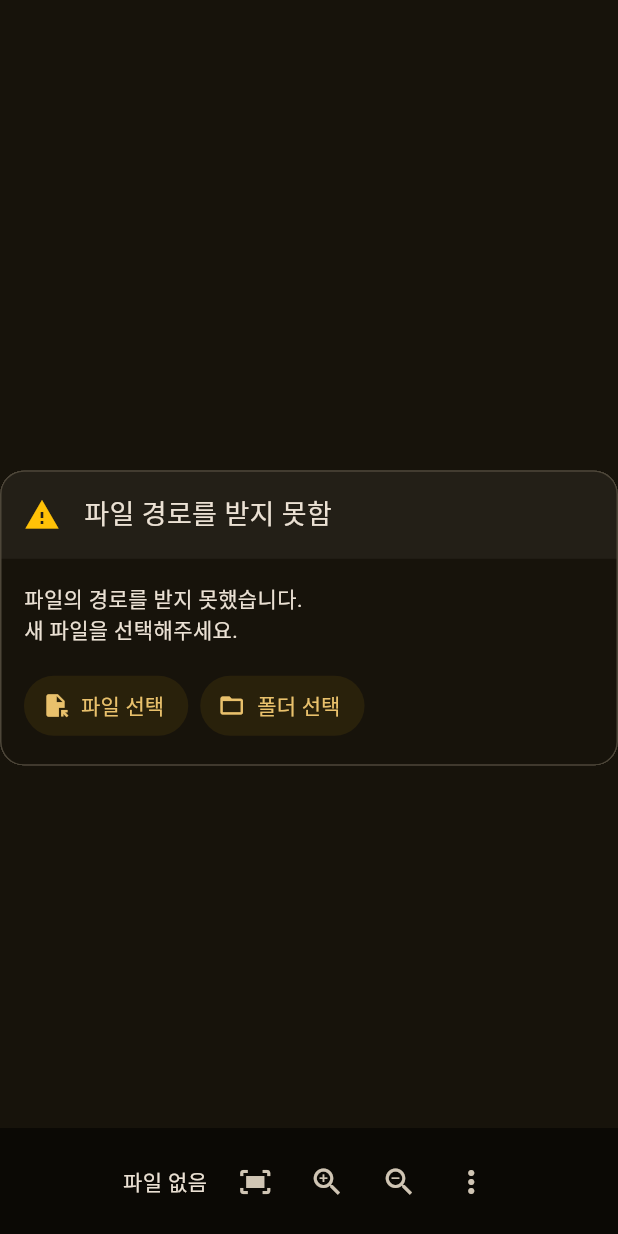
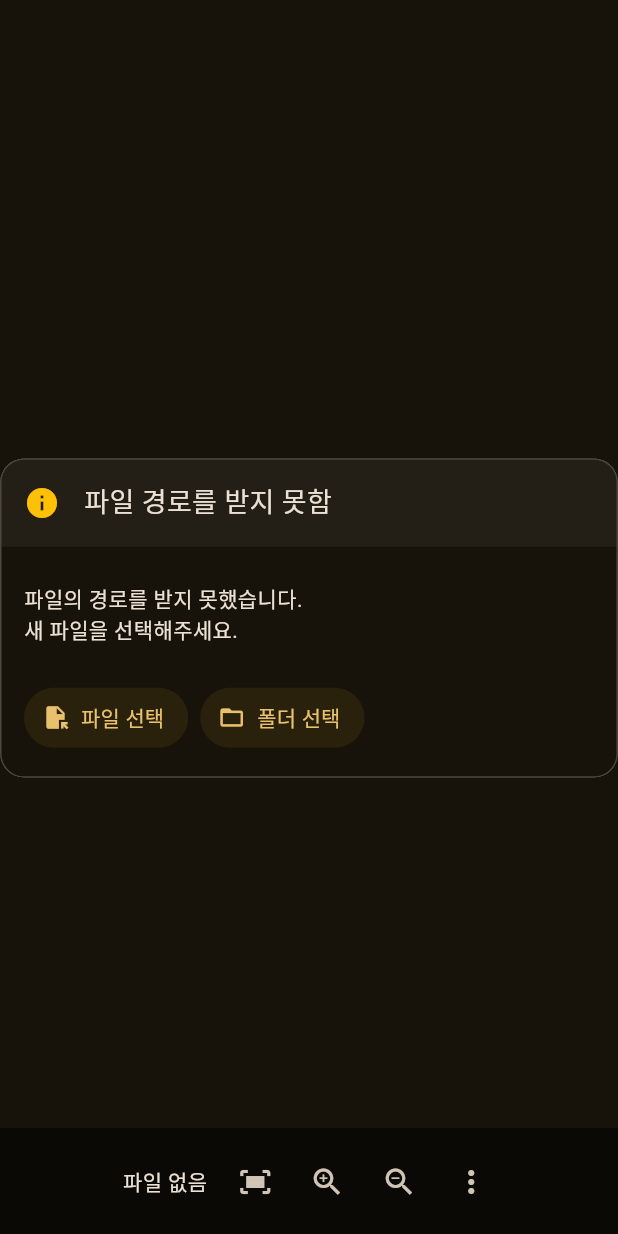
Before and after one commit to lucusowl/image_viewer, a Flutter app: the screen it shows after launch, on a phone screen of 412 x 824 dp. Run offline on Flutter 3.47's test engine with Material 3 defaults, Android fonts, the phone set to English and light mode, and no system bars; missing offline and left inert: file_selector.

Commit message:
feat: 목록에서 파일 제거 기능 추가
- 추가; 목록에서 파일제거 기능
- 추가; 팝업모달 위젯: `DialogTile`
- 수정; 빈 폴더를 불러온 후, 에러 표시
- 수정; 에러타일 버튼 Actions와 연동
- 수정; enum형 간소화, switch문 간소화

```diff
--- /dev/null
+++ b/lib/dialog_tile.dart
@@ -0,0 +1,122 @@
+import 'package:flutter/material.dart';
+
+enum DialogType {normal, confirmPopup}
+
+class DialogTile extends StatelessWidget {
+  final DialogType type;
+  final IconData titleIcon;
+  final String titleText;
+  final String bodyText;
+  final List<Widget> bottomActionWidgets;
+
+  const DialogTile({
+    super.key,
+    this.type = .normal,
+    this.titleIcon = Icons.info,
+    this.titleText = "알림",
+    this.bodyText = "팝업이 열렸습니다.",
+    this.bottomActionWidgets = const []});
+
+  @override
+  Widget build(BuildContext context) {
+    return Material(
+      // 배경색
+      color: Theme.of(context).colorScheme.surface,
+      // 레이어 테두리
+      shape: RoundedRectangleBorder(
+        borderRadius: .circular(16.0),
+        side: BorderSide(color: Theme.of(context).colorScheme.outlineVariant),),
+      clipBehavior: .hardEdge,
+      child: Column(
+        mainAxisSize: .min,
+        children: [
+          /// #1 상단 영역
+          Container(
+            padding: const .all(16.0),
+            decoration: BoxDecoration(
+              color: Theme.of(context).colorScheme.surfaceContainer,),
+            child: Row(
+              spacing: 16.0,
+              children: [
+                Icon(titleIcon, size: 24.0, color: Colors.amber,),
+                Expanded(child: Tooltip(
+                  message: titleText,
+                  waitDuration: const Duration(milliseconds: 700),
+                  child: Text(
+                    titleText,
+                    style: const TextStyle(fontSize: 18.0),
+                    overflow: .ellipsis,
+                    maxLines: 1,),),),],),),
+
+          /// #2-1 상세 내용 영역
+          Flexible(child: SingleChildScrollView(
+            padding: const .symmetric(horizontal: 16.0, vertical: 24.0),
+            child: Container(
+              width: double.infinity,
+              alignment: .topLeft,
+              child: Text(bodyText),),),),
+
+          /// #2-2 하단 영역
+          switch (type) {
+            /// [.confirmPopup]: 확인|취소 버튼
+            /// 확인 클릭시 true를 반환
+            .confirmPopup => Padding(
+                padding: const .fromLTRB(16.0, 0.0, 16.0, 16.0),
+                child: Row(
+                  spacing: 8.0,
+                  children: bottomActionWidgets,),),
+
+            /// [.normal]
+            /// 이외 위젯목록이 있는 경우: 일반 스크롤 영역
+            /// 전달받은 행동처리 위젯을 스크롤로 빌드
+            _ when bottomActionWidgets.isNotEmpty =>
+              Container(
+              alignment: .centerLeft,
+              child: SingleChildScrollView(
+                padding: const .fromLTRB(16.0, 0.0, 16.0, 16.0),
+                scrollDirection: .horizontal,
+                child: Row(
+                  spacing: 8.0,
+                  children: bottomActionWidgets),),),
+
+            /// [.normal]
+            /// 이외 위젯 목록이 없는 경우: 빈 영역
+            _ => const SizedBox.shrink(),
+          }
+        ],),);
+  }
+}
+
+/// 선택(확인 또는 취소) 팝업 모달을 열고 확인여부를 반환
+/// - [icon]: 모달 상단과 확인 버튼 아이콘
+/// - [title]: 모달 상단 제목 문구
+/// - [body]: 모달 중앙 상세 설면 문구
+/// - [confirmButtonLabel]: (선택) 확인 버튼 표시문자, 기본값: "확인"
+Future<bool> openConfirmModal(
+  BuildContext buildContext,
+  IconData icon,
+  String title,
+  String body,
+  [String confirmButtonLabel = "확인"]
+) async {
+  final isDeleted = await showDialog(
+    context: buildContext,
+    builder:(BuildContext context) => Dialog(
+      constraints: const BoxConstraints(maxWidth: 360.0),
+      child: DialogTile(
+        type: DialogType.confirmPopup,
+        titleText: title,
+        titleIcon: icon,
+        bodyText: body,
+        bottomActionWidgets: [
+          Expanded(child: TextButton.icon(
+            onPressed: () {Navigator.of(context).pop(true);},
+            icon: Icon(icon),
+            label: Text(confirmButtonLabel),
+            autofocus: true,),),
+          Expanded(child: TextButton.icon(
+            onPressed: () {Navigator.of(context).pop();},
+            icon: const Icon(Icons.cancel),
+            label: const Text("취소"),),),],),),);
+  return (true == isDeleted);
+}
--- a/lib/error_tile.dart
+++ b/lib/error_tile.dart
@@ -1,5 +1,6 @@
 import 'package:flutter/material.dart';
-import 'package:image_viewer/model.dart';
+import 'package:image_viewer/dialog_tile.dart';
+import 'package:image_viewer/shortcut.dart';
 
 /// 에러 코드
 /// - `noPath` : 경로 없음
@@ -40,7 +41,7 @@ class ErrorTile extends StatelessWidget {
   Widget build(BuildContext context) {
     String headText;
     String descriptionText = '';
-    ErrorHandleOption errorHandleOption = ErrorHandleOption.none;
+    ErrorHandleOption errorHandleOption = .none;
 
     switch (errorCode) {
       case ErrorCode.noPath:
@@ -49,7 +50,7 @@ class ErrorTile extends StatelessWidget {
         descriptionText = (errorMessage != null)
         ? "$errorMessage\n새 파일을 선택해주세요."
         : "파일의 경로를 받지 못했습니다.\n새 파일을 선택해주세요.";
-        errorHandleOption = ErrorHandleOption.newFile;
+        errorHandleOption = .newFile;
         break;
       case ErrorCode.noFile:
         /// 요청한 파일이 없음
@@ -57,7 +58,7 @@ class ErrorTile extends StatelessWidget {
         descriptionText = (errorMessage != null)
         ? "$errorMessage\n새 파일을 선택해주세요."
         : "지정한 파일이 존재하지 않습니다.\n새 파일을 선택해주세요.";
-        errorHandleOption = ErrorHandleOption.newFile;
+        errorHandleOption = .newFile;
         break;
       case ErrorCode.notImage:
         /// 요청한 파일이 이미지가 아님
@@ -65,7 +66,7 @@ class ErrorTile extends StatelessWidget {
         descriptionText = (errorMessage != null)
         ? "$errorMessage\n새 파일을 선택해주세요."
         : "지정한 파일이 이미지 형식의 파일이 아닙니다.\n이미지 형식인 새 파일을 선택해주세요.";
-        errorHandleOption = ErrorHandleOption.newFile;
+        errorHandleOption = .newFile;
         break;
       case ErrorCode.errorLoadImage:
         /// 요청한 이미지를 띄우는 도중 문제 발생
@@ -73,7 +74,7 @@ class ErrorTile extends StatelessWidget {
         descriptionText = (errorMessage != null)
         ? "$errorMessage\n새 파일을 선택해주세요."
         : "이미지를 띄우는 도중에 알 수 없는 원인으로 문제가 발생했습니다.\n새 파일을 선택해주세요.";
-        errorHandleOption = ErrorHandleOption.newFile;
+        errorHandleOption = .newFile;
         break;
       case ErrorCode.errorLoadFiles:
         /// 파일 목록을 불러오는 도중 문제 발생
@@ -81,7 +82,7 @@ class ErrorTile extends StatelessWidget {
         descriptionText = (errorMessage != null)
         ? "$errorMessage\n새 파일을 선택해주세요."
         : "갱신요청된 파일과 관련된 목록을 불러오는 도중 문제가 발생했습니다.\n새 파일을 선택해주세요.";
-        errorHandleOption = ErrorHandleOption.newFile;
+        errorHandleOption = .newFile;
         break;
 
       default:
@@ -90,32 +91,30 @@ class ErrorTile extends StatelessWidget {
         descriptionText = (errorMessage != null)
         ? "$errorMessage\n앱을 재시작 해주세요."
         : "예상치 못한 에러가 발생했습니다.\n앱을 재시작 해주세요.";
-        errorHandleOption = ErrorHandleOption.appRefresh;
+        errorHandleOption = .appRefresh;
     }
 
-    Widget? errorHandleWidget;
-    switch (errorHandleOption) {
-      case ErrorHandleOption.newFile:
-        errorHandleWidget = Row(
-          spacing: 8.0,
-          children: [
+    List<Widget> errorHandleWidget = switch (errorHandleOption) {
+      // 새 파일 선택 처리
+      .newFile => [
         TextButton.icon(
-              onPressed: FileModelProvider.of(context).model.pickFile,
+          onPressed: Actions.handler<OpenNewFileIntent>(context, OpenNewFileIntent()),
           icon: const Icon(Icons.file_open),
           label: const Text("파일 선택")
         ),
         TextButton.icon(
-              onPressed: FileModelProvider.of(context).model.pickDirectory,
+          onPressed: Actions.handler<OpenNewDirectoryIntent>(context, OpenNewDirectoryIntent()),
           icon: const Icon(Icons.folder_open),
           label: const Text("폴더 선택")
         ),
       ],
-        );
-        break;
-      // TODO: 앱 재시작 기능
-      default:
-        errorHandleWidget = null;
-    }
+
+      // TODO: 앱 재시작 처리
+      .appRefresh => [],
+
+      // 그 이외 에러처리 = Action없음
+      _ => [],
+    };
 
     return Center(
       child: Container(
@@ -124,67 +123,10 @@ class ErrorTile extends StatelessWidget {
         // - 상하 마진 제한 -> 내부 스크롤 동작
         constraints: const BoxConstraints(maxWidth: 480.0),
         margin: const .symmetric(vertical: 64.0),
-        child: Material(
-          // 배경색
-          color: Theme.of(context).colorScheme.surface,
-          // 레이어 테두리
-          shape: RoundedRectangleBorder(
-            borderRadius: .circular(16.0),
-            side: BorderSide(color: Theme.of(context).colorScheme.outlineVariant),
-          ),
-          clipBehavior: .hardEdge,
-          child: Column(
-            mainAxisSize: .min,
-            children: [
-              /// #1 제목 영역
-              Container(
-                padding: const .all(16.0),
-                decoration: BoxDecoration(
-                  color: Theme.of(context).colorScheme.surfaceContainer,
-                ),
-                child: Row(
-                  spacing: 16.0,
-                  children: [
-                    const Icon(Icons.warning, size: 24.0, color: Colors.amber,),
-                    Expanded(child: Tooltip(
-                      message: headText,
-                      waitDuration: const Duration(milliseconds: 700),
-                      child: Text(
-                        headText,
-                        style: const TextStyle(fontSize: 18.0),
-                        overflow: .ellipsis,
-                        maxLines: 1,
-                      ),
-                    )),
-                  ],
-                ),
-              ),
-
-              /// #2-1 상세 내용 영역
-              Flexible(
-                child: SingleChildScrollView(
-                  padding: const .all(16.0),
-                  child: Container(
-                    width: double.infinity,
-                    alignment: .topLeft,
-                    child: Text(descriptionText),
-                  )
-                ),
-              ),
-
-              /// #2-2 행동 영역
-              if (errorHandleWidget != null) Container(
-                  alignment: .topLeft,
-                  child: SingleChildScrollView(
-                    padding: .fromLTRB(16.0, 0.0, 16.0, 16.0),
-                    scrollDirection: .horizontal,
-                    child: errorHandleWidget
-                  )
-                ),
-            ],
-          ),
-        ),
-      ),
-    );
+        child: DialogTile(
+          type: .normal,
+          titleText: headText,
+          bodyText: descriptionText,
+          bottomActionWidgets: errorHandleWidget,),),);
   }
 }
--- a/lib/shortcut.dart
+++ b/lib/shortcut.dart
@@ -1,5 +1,6 @@
 import 'package:flutter/material.dart';
 import 'package:flutter/services.dart';
+import 'package:image_viewer/dialog_tile.dart';
 import 'package:image_viewer/model.dart';
 
 /// Actions & Intents 정의 영역
@@ -39,6 +40,28 @@ class OpenNewDirectoryAction extends Action<OpenNewDirectoryIntent> {
   final FileModel model;
   @override
   Future<bool> invoke(covariant OpenNewDirectoryIntent intent) => model.pickDirectory();
+}
+
+/// 현재 파일을 목록에서 제거 용도
+class RemoveFileInListIntent extends Intent {const RemoveFileInListIntent();}
+class RemoveFileInListAction extends Action<RemoveFileInListIntent> {
+  RemoveFileInListAction(this.model);
+  final FileModel model;
+  @override
+  Future<bool> invoke(covariant RemoveFileInListIntent intent) async {
+    final BuildContext? context = FocusManager.instance.primaryFocus?.context;
+    // 경고를 띄울 수 없다면 비활성화
+    if (context == null || context.mounted != true) return false;
+
+    // 제거 전 확인
+    final bool isDeleted = await openConfirmModal(context,
+      Icons.delete,
+      "주의: 목록에서 파일 제거",
+      "현재 목록에서 이 파일을 완전히 제거합니다.\n파일을 제거하기 전 확인합니다.",
+      "제거");
+    if (!isDeleted) return false;
+    return await model.removeFileFromCurrentFileList(); // 제거 수행 및 결과 반환
+  }
 }
 
 /// 화면 맞추기 용도
@@ -130,6 +153,10 @@ class ViewPageShortcutWrapper extends StatelessWidget {
         SingleActivator(LogicalKeyboardKey.keyO, control: true): OpenNewFileIntent(),
         /// 새 폴더 열기: `Ctrl + o`
         SingleActivator(LogicalKeyboardKey.keyO, control: true, shift: true): OpenNewDirectoryIntent(),
+        /// 현재 파일 삭제: `Shift + DEL`
+        // SingleActivator(LogicalKeyboardKey.delete, shift: true): DeleteFileIntent(),
+        /// 현재 파일을 목록에서 제거: `DEL`
+        SingleActivator(LogicalKeyboardKey.delete): RemoveFileInListIntent(),
         /// 화면 초기화: `space`
         SingleActivator(LogicalKeyboardKey.space): ResetViewerIntent(),
         /// 화면 확대: `+` 또는 확대키
--- a/lib/view.dart
+++ b/lib/view.dart
@@ -99,6 +99,7 @@ class _ViewPageState extends State<ViewPage> {
           OpenNewDirectoryIntent: OpenNewDirectoryAction(model),
           MoveToPreviousFileIntent: MoveToPreviousFileAction(model),
           MoveToNextFileIntent: MoveToNextFileAction(model),
+          RemoveFileInListIntent: RemoveFileInListAction(model),
           ResetViewerIntent: ResetViewerAction(_zoomReset),
           ZoomInViewerIntent: ZoomInViewerAction(_zoomIn),
           ZoomOutViewerIntent: ZoomOutViewerAction(_zoomOut),
--- a/lib/viewer_action_overlay.dart
+++ b/lib/viewer_action_overlay.dart
@@ -118,11 +118,17 @@ class ViewerBottomPanel extends StatelessWidget {
                 //   child: const Text("다른 이름으로 저장"),
                 // ),
                 // MenuItemButton(
-                //   // onPressed: Actions.handler<T>(context, T()),
-                //   shortcut: const SingleActivator(LogicalKeyboardKey.delete),
+                //   onPressed: Actions.handler<T>(context, T()),
+                //   shortcut: const SingleActivator(LogicalKeyboardKey.delete, shift: true),
                 //   leadingIcon: const Icon(Icons.delete, size: 18.0),
                 //   child: const Text("삭제"),
                 // ),
+                MenuItemButton(
+                  onPressed: Actions.handler<RemoveFileInListIntent>(context, RemoveFileInListIntent()),
+                  shortcut: const SingleActivator(LogicalKeyboardKey.delete),
+                  leadingIcon: const Icon(Icons.remove_circle, size: 18.0),
+                  child: const Text("목록에서 제거"),
+                ),
                 const Divider(),
                 MenuItemButton(
                   onPressed: Actions.handler<FocusViewerIntent>(context, FocusViewerIntent()),
```
Also changed, not shown: lib/model.dart (+31 -1 lines). Lines whose indentation alone changed are shown as unchanged.
